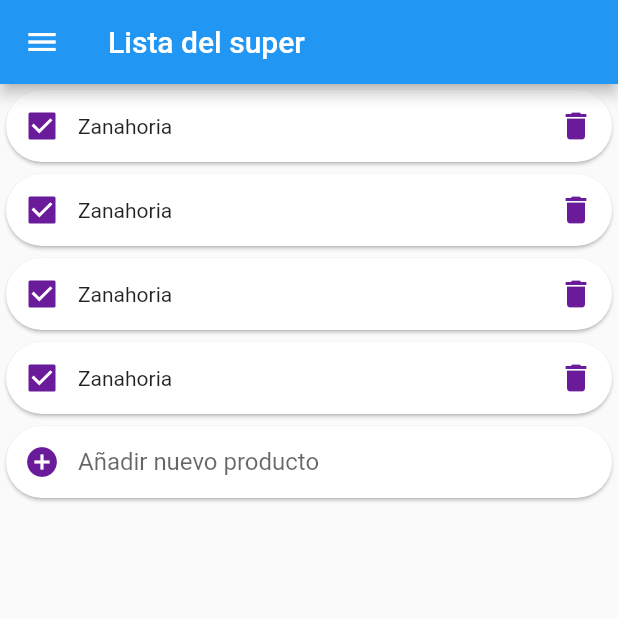
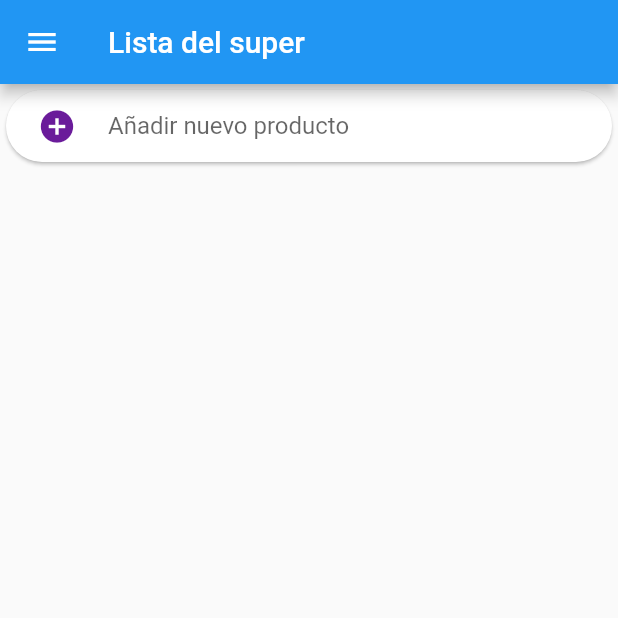
Before and after one commit to AlexMethod/kitchen_organizer_app, a Flutter app: the ListaSuperPage screen opened by its route, on a phone screen of 412 x 824 dp, the top half of it. Run offline on Flutter 3.47's test engine with Material 2 defaults, Android fonts, the light colour scheme and no system bars.

Commit message:
Lista Super dinámica (falta BD)

```diff
--- /dev/null
+++ b/lib/modelos/producto_super.dart
@@ -0,0 +1,35 @@
+class ProductoSuper {
+  int _id;
+  bool _adquirido;
+  String _nombre;
+
+  ProductoSuper(this._nombre){
+    _adquirido = false;
+  }
+
+  int get id => _id;
+  bool get adquirido => _adquirido;
+  String get nombre => _nombre;
+
+  Map<String, dynamic> toMap() {
+    var map = new Map<String, dynamic>();
+
+    if(_id != null){
+      map['id'] = _id;
+    }
+    map['adquirido'] = _adquirido;
+    map['nombre'] = _nombre;
+
+    return map;
+  }
+
+  ProductoSuper.fromMap(Map<String, dynamic> map) {
+    this._id = map['id'];
+    this._adquirido = map['adquirido'];
+    this._nombre = map['nombre'];
+  }
+
+  void cambiarAdquirido(){
+    _adquirido = !_adquirido;
+  }
+}
--- a/lib/pantallas/lista_super_page.dart
+++ b/lib/pantallas/lista_super_page.dart
@@ -1,6 +1,7 @@
 import 'package:flutter/material.dart';
 
 import 'package:kitchen_organizer_app/widgets/main_drawer.dart';
+import 'package:kitchen_organizer_app/modelos/producto_super.dart';
 
 class ListaSuperPage extends StatefulWidget {
   @override
@@ -8,6 +9,9 @@
 }
 
 class _ListaSuperPageState extends State<ListaSuperPage> {
+  final nuevoProductoController = TextEditingController();
+
+  List<ProductoSuper> productos = new List();
 
   @override
   Widget build(BuildContext context) {
@@ -16,55 +20,74 @@
         title: Text('Lista del super'),
       ),
       drawer: MainDrawer(),
-      body: GestureDetector(
-        onTap: () {
-          FocusScopeNode currentFocus = FocusScope.of(context);
-          if (!currentFocus.hasPrimaryFocus) {
-            currentFocus.unfocus();
-          }
+      body: Builder( builder: (context) =>
+        GestureDetector(
+          onTap: () {
+            _unfocus(context);
+          },
+          child: ListView(
+            children: _cardsLista(context),
+          ),
+        ),
+      ),
+    );
+  }
+
+  _cardsLista(context){
+    var cards = <Widget>[];
+
+    cards.addAll(_crearCardsProductos(context));
+    cards.add(_cardAgregarProducto(context));
+
+    return cards;
+  }
+
+  List<Widget> _crearCardsProductos(context){
+    var cardsProductos = <Widget>[];
+    productos.forEach((element) {
+      cardsProductos.add(_cardProductoSuper(context, element.nombre, element.adquirido));
+    });
+    return cardsProductos;
+  }
+
+  Widget _cardProductoSuper(context, String producto, bool adquirido){
+    return Card(
+      shape: RoundedRectangleBorder(
+        borderRadius: BorderRadius.circular(100.0)
+      ),
+      clipBehavior: Clip.hardEdge,
+      child: CheckboxListTile(
+        onChanged: (value){
+          setState(() {
+            ProductoSuper productoBuscado = productos.where((item) => item.nombre == producto).first;
+            productoBuscado.cambiarAdquirido();
+          });
+          adquirido = value;
         },
-        child: ListView(
-          children: <Widget>[
-            _cardObjetoSuper(context),
-            _cardObjetoSuper(context),
-            _cardObjetoSuper(context),
-            _cardObjetoSuper(context),
-            _cardAgregarObjeto(context),
+        value: adquirido,
+        controlAffinity: ListTileControlAffinity.leading,
+        title: Row(
+          children: [
+            Text(producto),
+            Spacer(),
+            IconButton(
+              color: Theme.of(context).accentColor,
+              icon: Icon(
+                Icons.delete
+              ),
+              onPressed: (){
+                setState(() {
+                  productos.removeWhere((item) => item.nombre == producto);
+                });
+              }
+            )
           ],
         ),
       ),
     );
   }
 
-  Widget _cardObjetoSuper(context){
-    return Card(
-      shape: RoundedRectangleBorder(
-        borderRadius: BorderRadius.circular(100.0)
-      ),
-      clipBehavior: Clip.hardEdge,
-      child: Row(
-        children: [
-          Checkbox(
-            onChanged: (value){},
-            value: true,
-          ),
-          Text(
-            'Zanahoria'
-          ),
-          Spacer(),
-          IconButton(
-            color: Theme.of(context).accentColor,
-            icon: Icon(
-              Icons.delete
-            ),
-            onPressed: (){}
-          )
-        ],
-      ),
-    );
-  }
-
-  Widget _cardAgregarObjeto(context){
+  Widget _cardAgregarProducto(context){
     return Card(
       shape: RoundedRectangleBorder(
         borderRadius: BorderRadius.circular(100.0)
@@ -73,15 +96,21 @@
       child: Row(
         crossAxisAlignment: CrossAxisAlignment.center,
         children: [
+          SizedBox(width: 10.0,),
           IconButton(
             color: Theme.of(context).accentColor,
             icon: Icon(
-              Icons.add_circle
+              Icons.add_circle,
+              size: 26.0,
             ),
-            onPressed: (){}
+            onPressed: (){
+              _crearProductoSuper(context);
+            }
           ),
+          SizedBox(width: 10.0,),
           Expanded(
             child: TextField(
+              controller: nuevoProductoController,
               cursorColor: Theme.of(context).accentColor,
               cursorHeight: 25.0,
               keyboardType: TextInputType.text,
@@ -102,4 +131,36 @@
       ),
     );
   }
+
+  void _crearProductoSuper(context){
+    if(nuevoProductoController.text != ''){
+      setState(() {
+        // El producto ya está en la lista
+        if(productos.any((element) =>
+                          element.nombre.toUpperCase() ==
+                          nuevoProductoController.text.toUpperCase())){
+          final snackBar = SnackBar(
+            backgroundColor: Theme.of(context).accentColor,
+            content: Text('Este producto ya se encuentra en la lista'),
+          );
+          Scaffold.of(context).showSnackBar(snackBar);
+        }
+        else{
+          ProductoSuper nuevoProducto = ProductoSuper(nuevoProductoController.text);
+          productos.add(nuevoProducto);
+        }
+        nuevoProductoController.clear();
+        _unfocus(context);
+      });
+    }
+  }
+
+  _unfocus(context){
+    FocusScopeNode currentFocus = FocusScope.of(context);
+    if (!currentFocus.hasPrimaryFocus) {
+      currentFocus.unfocus();
+    }
+  }
+
+
 }
```
